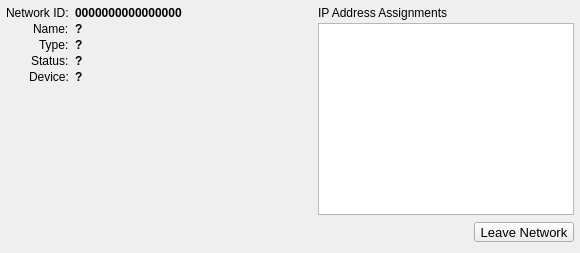
Before: the Qt Designer form ZeroTierUI/network.ui in zerotier/ZeroTierOne, drawn with Qt 5.
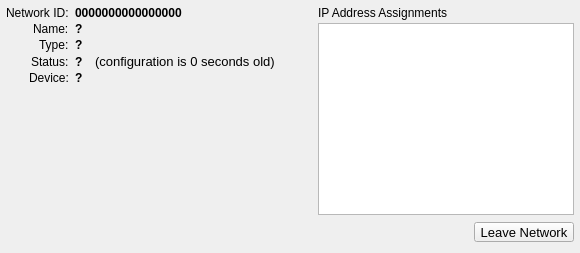
After: the same form once the commit is applied.

Commit message: Add configuration age to listnetworks results and GUI.

```diff
--- a/ZeroTierUI/network.ui
+++ b/ZeroTierUI/network.ui
@@ -174,28 +174,6 @@
         </property>
        </widget>
       </item>
-      <item row="5" column="1">
-       <widget class="QLabel" name="statusLabel">
-        <property name="sizePolicy">
-         <sizepolicy hsizetype="Preferred" vsizetype="Preferred">
-          <horstretch>0</horstretch>
-          <verstretch>0</verstretch>
-         </sizepolicy>
-        </property>
-        <property name="font">
-         <font>
-          <weight>75</weight>
-          <bold>true</bold>
-         </font>
-        </property>
-        <property name="text">
-         <string>?</string>
-        </property>
-        <property name="textFormat">
-         <enum>Qt::PlainText</enum>
-        </property>
-       </widget>
-      </item>
       <item row="6" column="0">
        <widget class="QLabel" name="label_4">
         <property name="text">
@@ -222,6 +200,76 @@
         </property>
        </widget>
       </item>
+      <item row="5" column="1">
+       <widget class="QWidget" name="widget" native="true">
+        <property name="sizePolicy">
+         <sizepolicy hsizetype="Expanding" vsizetype="Preferred">
+          <horstretch>0</horstretch>
+          <verstretch>0</verstretch>
+         </sizepolicy>
+        </property>
+        <layout class="QHBoxLayout" name="horizontalLayout_3">
+         <property name="spacing">
+          <number>12</number>
+         </property>
+         <property name="leftMargin">
+          <number>0</number>
+         </property>
+         <property name="topMargin">
+          <number>0</number>
+         </property>
+         <property name="rightMargin">
+          <number>0</number>
+         </property>
+         <property name="bottomMargin">
+          <number>0</number>
+         </property>
+         <item>
+          <widget class="QLabel" name="statusLabel">
+           <property name="sizePolicy">
+            <sizepolicy hsizetype="Preferred" vsizetype="Preferred">
+             <horstretch>0</horstretch>
+             <verstretch>0</verstretch>
+            </sizepolicy>
+           </property>
+           <property name="font">
+            <font>
+             <weight>75</weight>
+             <bold>true</bold>
+            </font>
+           </property>
+           <property name="text">
+            <string>?</string>
+           </property>
+           <property name="textFormat">
+            <enum>Qt::PlainText</enum>
+           </property>
+          </widget>
+         </item>
+         <item>
+          <widget class="QLabel" name="ageLabel">
+           <property name="sizePolicy">
+            <sizepolicy hsizetype="Expanding" vsizetype="Preferred">
+             <horstretch>0</horstretch>
+             <verstretch>0</verstretch>
+            </sizepolicy>
+           </property>
+           <property name="font">
+            <font>
+             <pointsize>10</pointsize>
+            </font>
+           </property>
+           <property name="text">
+            <string>(configuration is 0 seconds old)</string>
+           </property>
+           <property name="textFormat">
+            <enum>Qt::PlainText</enum>
+           </property>
+          </widget>
+         </item>
+        </layout>
+       </widget>
+      </item>
      </layout>
     </widget>
    </item>
```
The commit also changes 8 other files.
